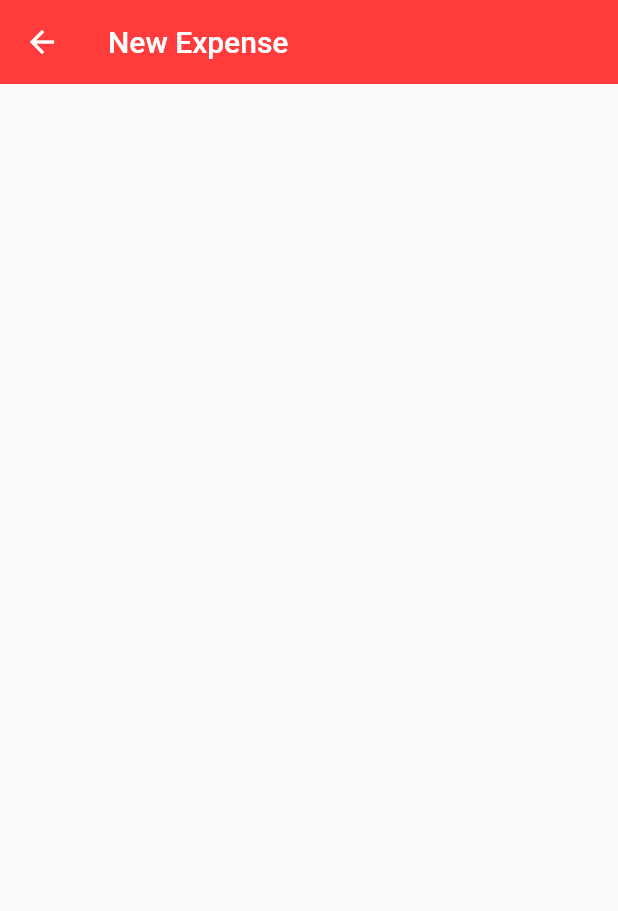
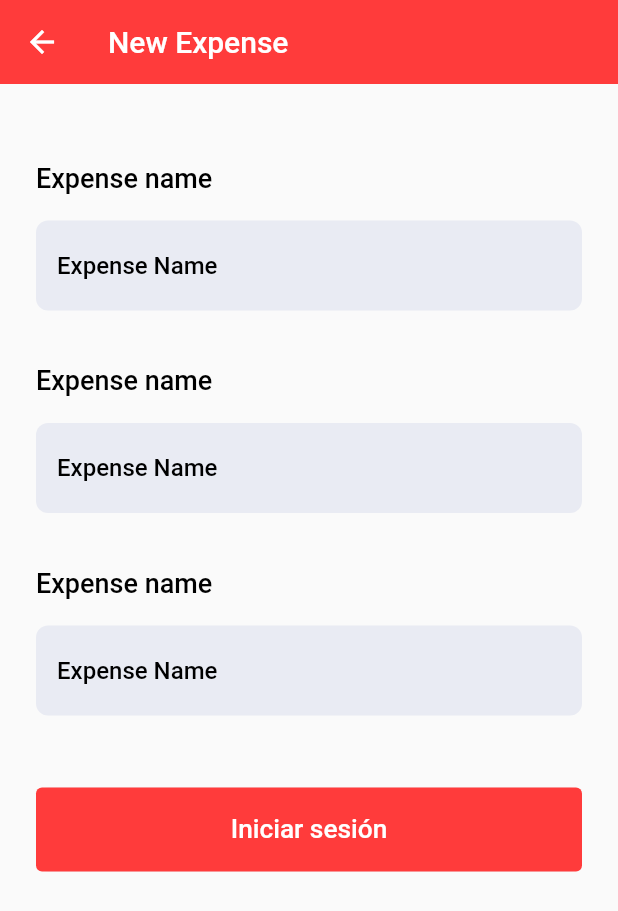
Before and after one commit to JoshuaR503/GigWorkerCalculator, a Flutter app: the Expenses screen opened by its route, on a phone screen of 412 x 824 dp. Shown: the top 911 px of the screen. Run offline on Flutter 3.47's test engine with Material 2 defaults, Android fonts, the phone set to English and light mode, and no system bars; drawn by our look-alikes of flutter_fadein; our stand-ins replace font_awesome_flutter, salomon_bottom_bar; Roboto replaces fonts that are missing (OpenSans).

Commit message:
Added expenses screen.

```diff
--- a/lib/screens/expenses/expenses.dart
+++ b/lib/screens/expenses/expenses.dart
@@ -1,12 +1,22 @@
+import 'package:calc/screens/dashboard/styles.dart';
 import 'package:calc/screens/expenses/expensesCard.dart';
 
 import 'package:calc/shared/screenScaffold.dart';
 import 'package:calc/styles/typography.dart';
 import 'package:flutter/material.dart';
+import 'package:flutter_fadein/flutter_fadein.dart';
 import 'package:font_awesome_flutter/font_awesome_flutter.dart';
+
+const kBoxDecorationStyle = BoxDecoration(
+  color: Color(0xffe9ebf3),
+  borderRadius: BorderRadius.all(Radius.circular(8)),
+
+);
 
 class Expenses extends StatelessWidget {
   const Expenses({ Key? key }) : super(key: key);
+
+
 
   @override
   Widget build(BuildContext context) {
@@ -17,41 +27,103 @@ class Expenses extends StatelessWidget {
         bottomOpacity: 0.0,
         elevation: 0.0
       ),
-      body: Container(),
+      body: SafeArea(
+          child: SizedBox(
+            height: double.infinity,
+            width: double.infinity,
+            child: SingleChildScrollView(
+              physics: const AlwaysScrollableScrollPhysics(),
+              padding: const EdgeInsets.symmetric(horizontal: 24.0, vertical: 40.0),
+              child: FadeIn(
+                duration: const Duration(milliseconds: 300),
+                child: Column(
+                  mainAxisAlignment: MainAxisAlignment.spaceBetween,
+                  children: [
+
+                    Column(
+                      children: [
+                        _buildFormField(),
+                    const SizedBox(height: 24),
+                    _buildFormField(),
+                    const SizedBox(height: 24),
+                    _buildFormField(),
+                      ],
+                    ),
+                    const SizedBox(height: 48),
+                                        _buildLoginBtn()
+
+                  ],
+
+                )
+              )
+            ),
+          ),
+        ),
     );
-    // return ScreenScaffold(
-    //   child: Column(
-    //     crossAxisAlignment: CrossAxisAlignment.stretch,
-    //     children: [
+  }
 
-    //       const SizedBox(height: 24),
-    //       const Text('Earnings\nBreakdown', style: screenTitle),
-    //       const SizedBox(height: 24),
-
-    //       _buildDashboardTotalExpensesCard(title: "Add gas expense", description: "Add cost of gas", icon: FontAwesomeIcons.droplet),
-    //       const SizedBox(height: 16),
-
-    //       _buildDashboardTotalExpensesCard(title: "Add an expense", description: "Add a custom expense", icon: FontAwesomeIcons.receipt),
-    //       const SizedBox(height: 16),
-
-    //       _buildDashboardTotalExpensesCard(title: "Add maintenance expense", description: "Add cost of maintenance", icon: FontAwesomeIcons.wrench),
-    //       const SizedBox(height: 16),
+  Widget _buildFormField() {
 
 
-    //     ],
-    //   ),
-    // );
+
+ const kHintTextStyle = TextStyle(
+      fontFamily: 'OpenSans',
+      fontWeight: FontWeight.w500,
+      color: Colors.black
+    );
+
+
+    return  Column(
+      crossAxisAlignment: CrossAxisAlignment.start,
+      children: [
+        const SizedBox(height: 8),
+
+       Text("Expense name",style: breakdownSectionTitle),
+        const SizedBox(height: 16),
+
+        Container(
+      alignment: Alignment.centerLeft,
+      decoration: kBoxDecorationStyle,
+      height: 60.0,
+      // ignore: prefer_const_constructors
+      child: TextField(
+        style: kHintTextStyle,
+        decoration: const InputDecoration(
+                        contentPadding: EdgeInsets.only(left: 14.0),
+          border: InputBorder.none,
+          hintText: "Expense Name",
+          hintStyle: kHintTextStyle,
+        ),
+      ),
+    )
+      ],
+    );
   }
 
-  Widget _buildDashboardTotalExpensesCard({
-    required String title,
-    required String description,
-    required IconData icon
-  }) {
-    return ExpensesCard(
-      title: title,
-      description: description,
-      icon: icon
+  Widget _buildLoginBtn() {
+    return Container(
+      decoration: kBoxDecorationStyle,
+      height: 56,
+      width: double.infinity,
+      child: ElevatedButton(
+        style: ElevatedButton.styleFrom(
+           elevation: 0,
+          primary: Color(0xffff3b3b),
+          padding: EdgeInsets.all(8),
+        ),
+        onPressed: () {},
+        child: Text(
+          'Iniciar sesión',
+          style: TextStyle(
+            color: Colors.white,
+            fontSize: 17.5,
+            fontWeight: FontWeight.w500,
+            fontFamily: 'OpenSans',
+          ),
+        ),
+      ),
     );
   }
+
+
 }
```
